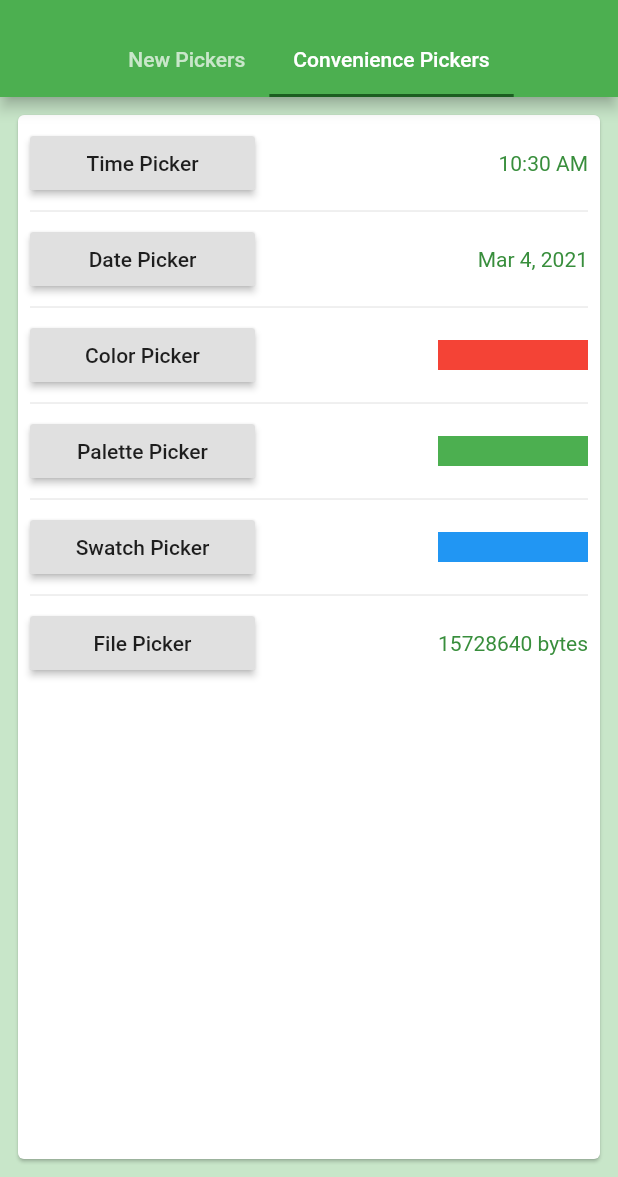
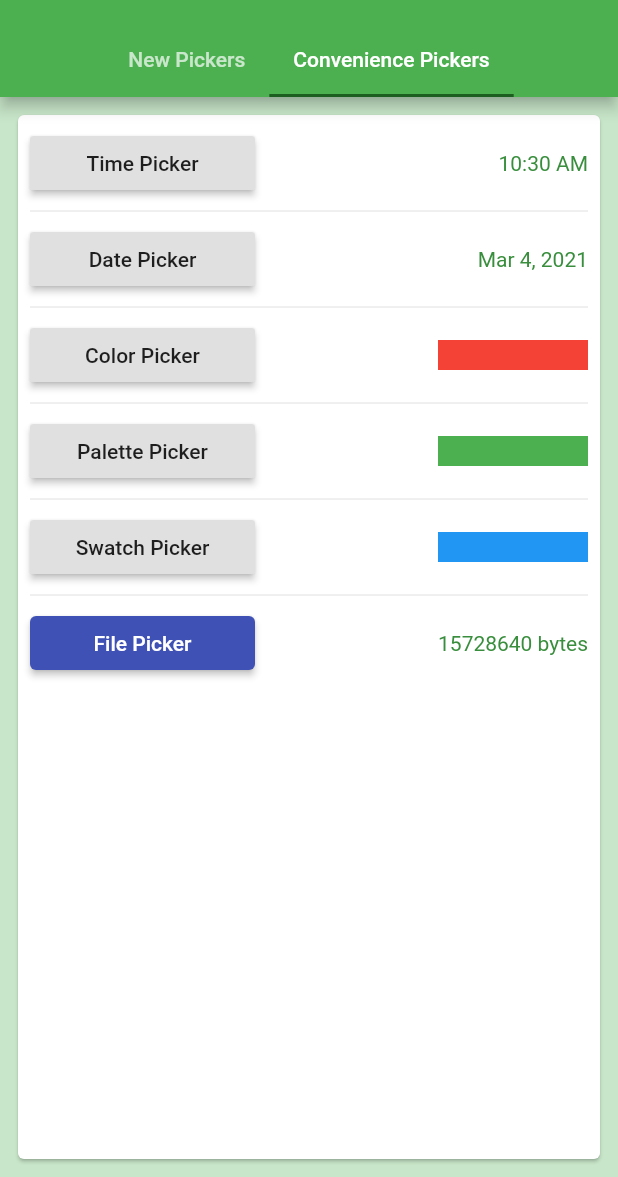
Before and after one commit to codegrue/flutter_material_pickers, a Flutter app: the screen it shows after launch, tab 2 chosen, on a phone screen of 412 x 824 dp, the part 59-1236 px from its top. Run offline on Flutter 3.47's test engine with Material 2 defaults, Android fonts, the phone set to English and light mode, and no system bars; our stand-ins replace dynamic_theme, file_picker, flutter_colorpicker.

Commit message:
adjust example to use null safe member access, replace deprecated widgets

```diff
--- a/example/lib/main.dart
+++ b/example/lib/main.dart
@@ -41,15 +41,15 @@ ThemeData _buildTheme(Brightness brightness) {
       dialogBackgroundColor:
           Colors.green[100], // background color of the entire dialog
       primaryTextTheme: theme.primaryTextTheme.copyWith(
-        headline6: theme.primaryTextTheme.headline6.copyWith(
+        headline6: theme.primaryTextTheme.headline6?.copyWith(
           color: Colors.lightGreen[50], // text color of the header area
         ),
       ),
       textTheme: theme.textTheme.copyWith(
-        bodyText2: theme.textTheme.bodyText2.copyWith(
+        bodyText2: theme.textTheme.bodyText2?.copyWith(
           color: Colors.green[700], // text color of dialog text
         ),
-        button: theme.textTheme.button.copyWith(
+        button: theme.textTheme.button?.copyWith(
           color: Colors.green[700], // text color of the action bar buttons
         ),
       ),
@@ -473,7 +473,7 @@ class _TestPageState extends State<TestPage> {
       children: <Widget>[
         Container(
           width: 150.0,
-          child: RaisedButton(
+          child: ElevatedButton(
             child: Text("File Picker"),
             onPressed: () => showMaterialFilePicker(
               context: context,
@@ -484,7 +484,7 @@ class _TestPageState extends State<TestPage> {
         ),
         Expanded(
           child: Text(
-            "${model.file.bytes.lengthInBytes} bytes",
+            "${model.file.bytes?.lengthInBytes} bytes",
             textAlign: TextAlign.right,
           ),
         ),
```
